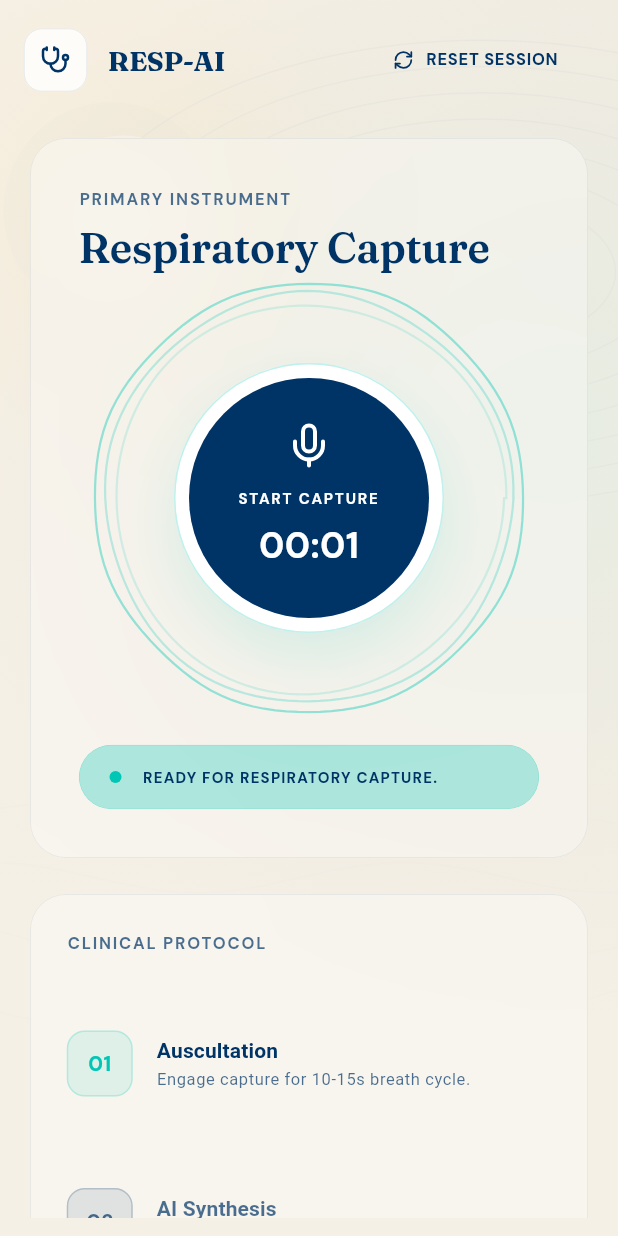
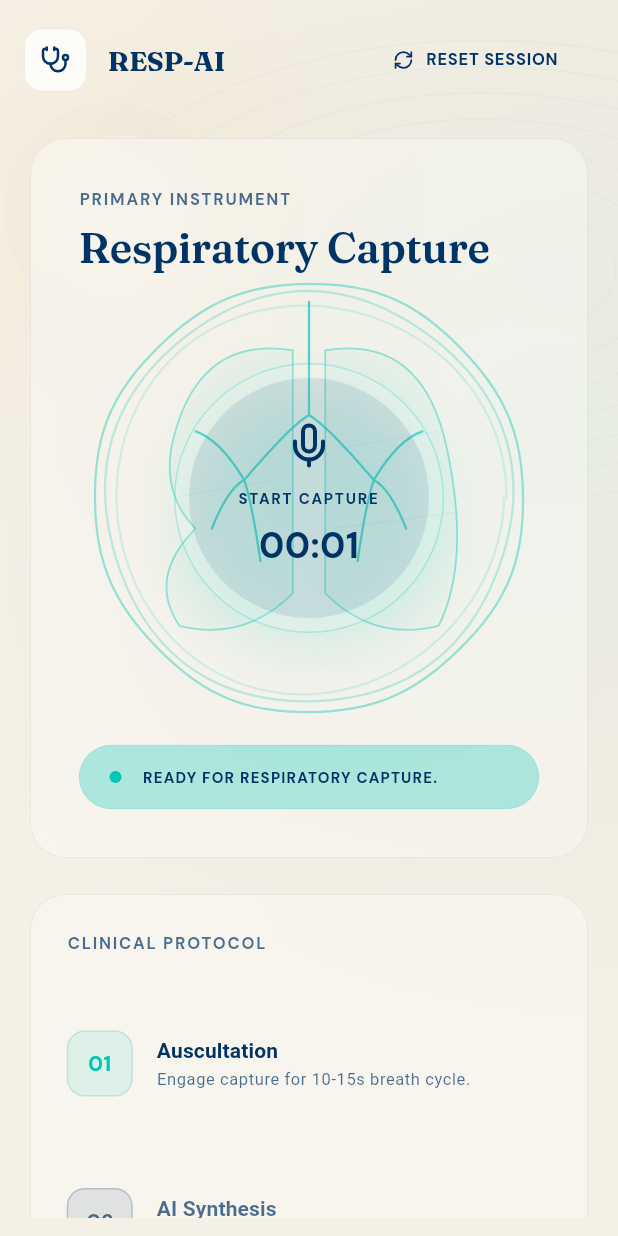
Before and after one commit to MedTechHealth/RESP-AI, a Flutter app: the screen it shows after launch, after a tap on "START CAPTURE", after a tap on "RESET SESSION", on a phone screen of 412 x 824 dp. Run offline on Flutter 3.47's test engine with Material 3 defaults, Android fonts, the phone set to English and light mode, and no system bars; drawn by our look-alikes of flutter_animate; our stand-ins replace file_picker, flutter_riverpod, google_fonts, lucide_icons, permission_handler; missing offline and left inert: record; network calls fail.

Commit message:
feat: implement stylized holographic lung viz and integrate into breath halo button

```diff
--- a/app/lib/widgets/breath_halo_button.dart
+++ b/app/lib/widgets/breath_halo_button.dart
@@ -5,6 +5,7 @@ import 'package:lucide_icons/lucide_icons.dart';
 
 import '../theme/app_theme.dart';
 import 'reactive_liquid_ripple.dart';
+import 'holographic_lung.dart';
 
 class BreathHaloButton extends StatelessWidget {
   const BreathHaloButton({
@@ -24,9 +25,7 @@ class BreathHaloButton extends StatelessWidget {
 
   @override
   Widget build(BuildContext context) {
-    final Color accent = isRecording
-        ? AppTheme.oxide
-        : AppTheme.respiratoryTeal;
+    final Color accent = isRecording ? AppTheme.oxide : AppTheme.mentholCyan;
     final String label = isAnalyzing
         ? 'ANALYZING'
         : isRecording
@@ -57,6 +56,14 @@ class BreathHaloButton extends StatelessWidget {
                 ),
               ),
             ),
+            // Holographic Lung Viz
+            IgnorePointer(
+              child: HolographicLung(
+                isRecording: isRecording,
+                size: 240,
+                confidence: 1.0, // Default for home screen
+              ),
+            ),
             // Morphing Background
             AnimatedContainer(
               duration: const Duration(milliseconds: 600),
@@ -64,7 +71,7 @@ class BreathHaloButton extends StatelessWidget {
               width: isRecording ? 200 : 180,
               height: isRecording ? 200 : 180,
               decoration: BoxDecoration(
-                color: AppTheme.glass,
+                color: AppTheme.glass.withValues(alpha: 0.1),
                 borderRadius: BorderRadius.circular(isRecording ? 48 : 100),
                 border: Border.all(
                   color: accent.withValues(alpha: 0.25),
@@ -91,7 +98,9 @@ class BreathHaloButton extends StatelessWidget {
                   width: isRecording ? 160 : 160,
                   height: isRecording ? 160 : 160,
                   decoration: BoxDecoration(
-                    color: isAnalyzing ? AppTheme.frostDeep : AppTheme.slate,
+                    color: isAnalyzing
+                        ? AppTheme.frostDeep.withValues(alpha: 0.8)
+                        : AppTheme.vicksBlue.withValues(alpha: 0.1),
                     borderRadius: BorderRadius.circular(isRecording ? 40 : 80),
                   ),
                   child: Column(
@@ -101,8 +110,8 @@ class BreathHaloButton extends StatelessWidget {
                             icon,
                             size: 32,
                             color: isAnalyzing
-                                ? AppTheme.slateMuted
-                                : AppTheme.glass,
+                                ? AppTheme.vicksBlue.withValues(alpha: 0.5)
+                                : AppTheme.vicksBlue,
                           )
                           .animate(
                             onPlay: (controller) {
@@ -118,8 +127,8 @@ class BreathHaloButton extends StatelessWidget {
                         textAlign: TextAlign.center,
                         style: Theme.of(context).textTheme.labelSmall?.copyWith(
                           color: isAnalyzing
-                              ? AppTheme.slateMuted
-                              : AppTheme.glass,
+                              ? AppTheme.vicksBlue.withValues(alpha: 0.5)
+                              : AppTheme.vicksBlue,
                           fontSize: 10,
                           letterSpacing: 1.2,
                           fontWeight: FontWeight.w700,
@@ -132,8 +141,8 @@ class BreathHaloButton extends StatelessWidget {
                           fontSize: 24,
                           fontWeight: FontWeight.w700,
                           color: isAnalyzing
-                              ? AppTheme.slateMuted
-                              : AppTheme.glass,
+                              ? AppTheme.vicksBlue.withValues(alpha: 0.5)
+                              : AppTheme.vicksBlue,
                           fontFeatures: AppTheme.tabularFigures,
                         ),
                       ),
--- /dev/null
+++ b/app/lib/widgets/holographic_lung.dart
@@ -0,0 +1,382 @@
+import 'dart:math' as math;
+import 'dart:ui' as ui;
+import 'package:flutter/material.dart';
+import '../theme/app_theme.dart';
+
+class HolographicLung extends StatefulWidget {
+  const HolographicLung({
+    super.key,
+    this.isRecording = false,
+    this.confidence = 1.0,
+    this.disease,
+    this.size = 200,
+  });
+
+  final bool isRecording;
+  final double confidence;
+  final String? disease;
+  final double size;
+
+  @override
+  State<HolographicLung> createState() => _HolographicLungState();
+}
+
+class _HolographicLungState extends State<HolographicLung>
+    with SingleTickerProviderStateMixin {
+  late AnimationController _controller;
+
+  @override
+  void initState() {
+    super.initState();
+    _controller = AnimationController(
+      vsync: this,
+      duration: const Duration(seconds: 4),
+    )..repeat();
+  }
+
+  @override
+  void dispose() {
+    _controller.dispose();
+    super.dispose();
+  }
+
+  @override
+  Widget build(BuildContext context) {
+    return RepaintBoundary(
+      child: CustomPaint(
+        size: Size(widget.size, widget.size),
+        painter: LungPainter(
+          animationValue: _controller.value,
+          isRecording: widget.isRecording,
+          confidence: widget.confidence,
+          disease: widget.disease,
+        ),
+      ),
+    );
+  }
+}
+
+class LungPainter extends CustomPainter {
+  LungPainter({
+    required this.animationValue,
+    required this.isRecording,
+    required this.confidence,
+    this.disease,
+  });
+
+  final double animationValue;
+  final bool isRecording;
+  final double confidence;
+  final String? disease;
+
+  @override
+  void paint(Canvas canvas, Size size) {
+    final center = Offset(size.width / 2, size.height * 0.45);
+    final scale = math.min(size.width, size.height) * 0.45;
+
+    _drawLobes(canvas, center, scale);
+    _drawBronchialTree(canvas, center, scale);
+    if (isRecording) {
+      _drawParticles(canvas, center, scale);
+    }
+    if (disease != null) {
+      _drawDiseaseOverlay(canvas, center, scale);
+    }
+  }
+
+  void _drawLobes(Canvas canvas, Offset center, double scale) {
+    final baseColor = AppTheme.mentholCyan;
+    final strokePaint = Paint()
+      ..style = PaintingStyle.stroke
+      ..strokeWidth = 1.2
+      ..color = baseColor.withValues(alpha: 0.4);
+
+    final fillPaint = Paint()
+      ..style = PaintingStyle.fill
+      ..shader = ui.Gradient.radial(center, scale * 1.5, [
+        baseColor.withValues(alpha: 0.1),
+        baseColor.withValues(alpha: 0.0),
+      ]);
+
+    if (confidence < 0.8) {
+      final blur = (1.0 - confidence) * 8.0;
+      strokePaint.maskFilter = MaskFilter.blur(BlurStyle.normal, blur);
+    }
+
+    // Right Lung (3 lobes: Superior, Middle, Inferior)
+    final rightLungPath = Path()
+      ..moveTo(center.dx + scale * 0.1, center.dy - scale * 0.8)
+      ..quadraticBezierTo(
+        center.dx + scale * 0.7,
+        center.dy - scale * 0.9,
+        center.dx + scale * 0.85,
+        center.dy - scale * 0.2,
+      )
+      ..quadraticBezierTo(
+        center.dx + scale * 1.0,
+        center.dy + scale * 0.5,
+        center.dx + scale * 0.8,
+        center.dy + scale * 0.9,
+      )
+      ..quadraticBezierTo(
+        center.dx + scale * 0.4,
+        center.dy + scale * 1.0,
+        center.dx + scale * 0.1,
+        center.dy + scale * 0.7,
+      )
+      ..lineTo(center.dx + scale * 0.1, center.dy - scale * 0.8)
+      ..close();
+
+    // Left Lung (2 lobes: Superior, Inferior - with cardiac notch)
+    final leftLungPath = Path()
+      ..moveTo(center.dx - scale * 0.1, center.dy - scale * 0.8)
+      ..quadraticBezierTo(
+        center.dx - scale * 0.7,
+        center.dy - scale * 0.9,
+        center.dx - scale * 0.85,
+        center.dy - scale * 0.2,
+      )
+      ..quadraticBezierTo(
+        center.dx - scale * 0.9,
+        center.dy + scale * 0.1,
+        center.dx - scale * 0.7,
+        center.dy + scale * 0.3,
+      ) // Cardiac Notch
+      ..quadraticBezierTo(
+        center.dx - scale * 1.0,
+        center.dy + scale * 0.6,
+        center.dx - scale * 0.8,
+        center.dy + scale * 0.9,
+      )
+      ..quadraticBezierTo(
+        center.dx - scale * 0.4,
+        center.dy + scale * 1.0,
+        center.dx - scale * 0.1,
+        center.dy + scale * 0.7,
+      )
+      ..lineTo(center.dx - scale * 0.1, center.dy - scale * 0.8)
+      ..close();
+
+    canvas.drawPath(rightLungPath, fillPaint);
+    canvas.drawPath(leftLungPath, fillPaint);
+    canvas.drawPath(rightLungPath, strokePaint);
+    canvas.drawPath(leftLungPath, strokePaint);
+
+    // Subtle internal structure lines
+    final linePaint = Paint()
+      ..style = PaintingStyle.stroke
+      ..strokeWidth = 0.5
+      ..color = baseColor.withValues(alpha: 0.15);
+
+    // Horizontal fissures
+    canvas.drawLine(
+      Offset(center.dx + scale * 0.2, center.dy - scale * 0.2),
+      Offset(center.dx + scale * 0.8, center.dy - scale * 0.3),
+      linePaint,
+    );
+    canvas.drawLine(
+      Offset(center.dx + scale * 0.15, center.dy + scale * 0.3),
+      Offset(center.dx + scale * 0.9, center.dy + scale * 0.2),
+      linePaint,
+    );
+    canvas.drawLine(
+      Offset(center.dx - scale * 0.2, center.dy),
+      Offset(center.dx - scale * 0.8, center.dy + scale * 0.1),
+      linePaint,
+    );
+  }
+
+  void _drawBronchialTree(Canvas canvas, Offset center, double scale) {
+    final paint = Paint()
+      ..style = PaintingStyle.stroke
+      ..strokeWidth = 1.5
+      ..strokeCap = StrokeCap.round
+      ..color = AppTheme.mentholCyan.withValues(alpha: 0.7);
+
+    if (confidence < 0.9) {
+      final blur = (1.0 - confidence) * 4.0;
+      paint.maskFilter = MaskFilter.blur(BlurStyle.normal, blur);
+    }
+
+    final tree = Path();
+
+    // Trachea
+    tree.moveTo(center.dx, center.dy - scale * 1.1);
+    tree.lineTo(center.dx, center.dy - scale * 0.4);
+
+    // Primary Bronchi
+    // Left
+    tree.moveTo(center.dx, center.dy - scale * 0.4);
+    tree.quadraticBezierTo(
+      center.dx - scale * 0.1,
+      center.dy - scale * 0.35,
+      center.dx - scale * 0.4,
+      center.dy,
+    );
+    // Right
+    tree.moveTo(center.dx, center.dy - scale * 0.4);
+    tree.quadraticBezierTo(
+      center.dx + scale * 0.1,
+      center.dy - scale * 0.35,
+      center.dx + scale * 0.4,
+      center.dy,
+    );
+
+    // Secondary/Tertiary (Stylized)
+    _addBronchiBranch(tree, center, scale, -0.4, 0.0, -0.6, 0.3);
+    _addBronchiBranch(tree, center, scale, -0.4, 0.0, -0.3, 0.5);
+    _addBronchiBranch(tree, center, scale, 0.4, 0.0, 0.6, 0.3);
+    _addBronchiBranch(tree, center, scale, 0.4, 0.0, 0.3, 0.5);
+    _addBronchiBranch(tree, center, scale, 0.4, 0.0, 0.7, -0.3);
+    _addBronchiBranch(tree, center, scale, -0.4, 0.0, -0.7, -0.3);
+
+    canvas.drawPath(tree, paint);
+  }
+
+  void _addBronchiBranch(
+    Path path,
+    Offset center,
+    double scale,
+    double startX,
+    double startY,
+    double endX,
+    double endY,
+  ) {
+    path.moveTo(center.dx + scale * startX, center.dy + scale * startY);
+    path.quadraticBezierTo(
+      center.dx + scale * (startX + endX) / 2,
+      center.dy + scale * (startY + endY) / 2 - scale * 0.1,
+      center.dx + scale * endX,
+      center.dy + scale * endY,
+    );
+  }
+
+  void _drawParticles(Canvas canvas, Offset center, double scale) {
+    final particlePaint = Paint()
+      ..style = PaintingStyle.fill
+      ..color = AppTheme.mentholCyan;
+
+    final random = math.Random(1234);
+    for (int i = 0; i < 30; i++) {
+      final delay = random.nextDouble();
+      final t = (animationValue + delay) % 1.0;
+
+      // Determine which branch this particle is on
+      final branchId = i % 6;
+      Offset pos;
+
+      // Starting point: Trachea top
+      Offset start = Offset(center.dx, center.dy - scale * 1.1);
+      // Intermediate: Bifurcation
+      Offset bifur = Offset(center.dx, center.dy - scale * 0.4);
+
+      if (t < 0.3) {
+        // In Trachea
+        double subT = t / 0.3;
+        pos = Offset.lerp(start, bifur, subT)!;
+      } else {
+        // In branches
+        double subT = (t - 0.3) / 0.7;
+        Offset end;
+        switch (branchId) {
+          case 0:
+            end = Offset(center.dx - scale * 0.6, center.dy + scale * 0.3);
+            break;
+          case 1:
+            end = Offset(center.dx - scale * 0.3, center.dy + scale * 0.5);
+            break;
+          case 2:
+            end = Offset(center.dx + scale * 0.6, center.dy + scale * 0.3);
+            break;
+          case 3:
+            end = Offset(center.dx + scale * 0.3, center.dy + scale * 0.5);
+            break;
+          case 4:
+            end = Offset(center.dx + scale * 0.7, center.dy - scale * 0.3);
+            break;
+          default:
+            end = Offset(center.dx - scale * 0.7, center.dy - scale * 0.3);
+            break;
+        }
+        // Quadratic bezier approximation
+        Offset cp = Offset(
+          (bifur.dx + end.dx) / 2,
+          (bifur.dy + end.dy) / 2 - scale * 0.1,
+        );
+        pos = _getBezierPoint(bifur, cp, end, subT);
+      }
+
+      final double opacity = math.sin(t * math.pi);
+      particlePaint.color = AppTheme.mentholCyan.withValues(
+        alpha: opacity * 0.8,
+      );
+      canvas.drawCircle(pos, 1.5 + random.nextDouble() * 1.5, particlePaint);
+    }
+  }
+
+  Offset _getBezierPoint(Offset p0, Offset p1, Offset p2, double t) {
+    double x =
+        (1 - t) * (1 - t) * p0.dx + 2 * (1 - t) * t * p1.dx + t * t * p2.dx;
+    double y =
+        (1 - t) * (1 - t) * p0.dy + 2 * (1 - t) * t * p1.dy + t * t * p2.dy;
+    return Offset(x, y);
+  }
+
+  void _drawDiseaseOverlay(Canvas canvas, Offset center, double scale) {
+    if (disease == 'Pneumonia') {
+      // Glowing fog in lower lobes
+      final paint = Paint()
+        ..shader = ui.Gradient.radial(
+          Offset(center.dx + scale * 0.4, center.dy + scale * 0.6),
+          scale * 0.6,
+          [
+            AppTheme.clinicalAmber.withValues(
+              alpha: 0.4 + 0.1 * math.sin(animationValue * 2 * math.pi),
+            ),
+            AppTheme.clinicalAmber.withValues(alpha: 0.0),
+          ],
+        )
+        ..maskFilter = const MaskFilter.blur(BlurStyle.normal, 15);
+
+      canvas.drawCircle(
+        Offset(center.dx + scale * 0.4, center.dy + scale * 0.6),
+        scale * 0.5,
+        paint,
+      );
+      canvas.drawCircle(
+        Offset(center.dx - scale * 0.4, center.dy + scale * 0.6),
+        scale * 0.5,
+        paint,
+      );
+    } else if (disease == 'Asthma') {
+      // Constricting bronchial lines with intensity pulse
+      final pulse = 0.5 + 0.5 * math.sin(animationValue * 4 * math.pi);
+      final paint = Paint()
+        ..style = PaintingStyle.stroke
+        ..strokeWidth = 3.0
+        ..color = AppTheme.clinicalAmber.withValues(alpha: 0.3 * pulse)
+        ..maskFilter = const MaskFilter.blur(BlurStyle.normal, 5);
+
+      final asthmaTree = Path();
+      asthmaTree.moveTo(center.dx - scale * 0.5, center.dy);
+      asthmaTree.lineTo(center.dx + scale * 0.5, center.dy);
+
+      // Draw some constricting rings
+      for (int i = 0; i < 5; i++) {
+        canvas.drawCircle(
+          Offset(center.dx, center.dy - scale * 0.4 + i * scale * 0.2),
+          scale * 0.1 * (1.0 + 0.2 * pulse),
+          paint,
+        );
+      }
+    }
+  }
+
+  @override
+  bool shouldRepaint(covariant LungPainter oldDelegate) {
+    return oldDelegate.animationValue != animationValue ||
+        oldDelegate.isRecording != isRecording ||
+        oldDelegate.confidence != confidence ||
+        oldDelegate.disease != disease;
+  }
+}
```
Also changed, not shown: 2 other files.
